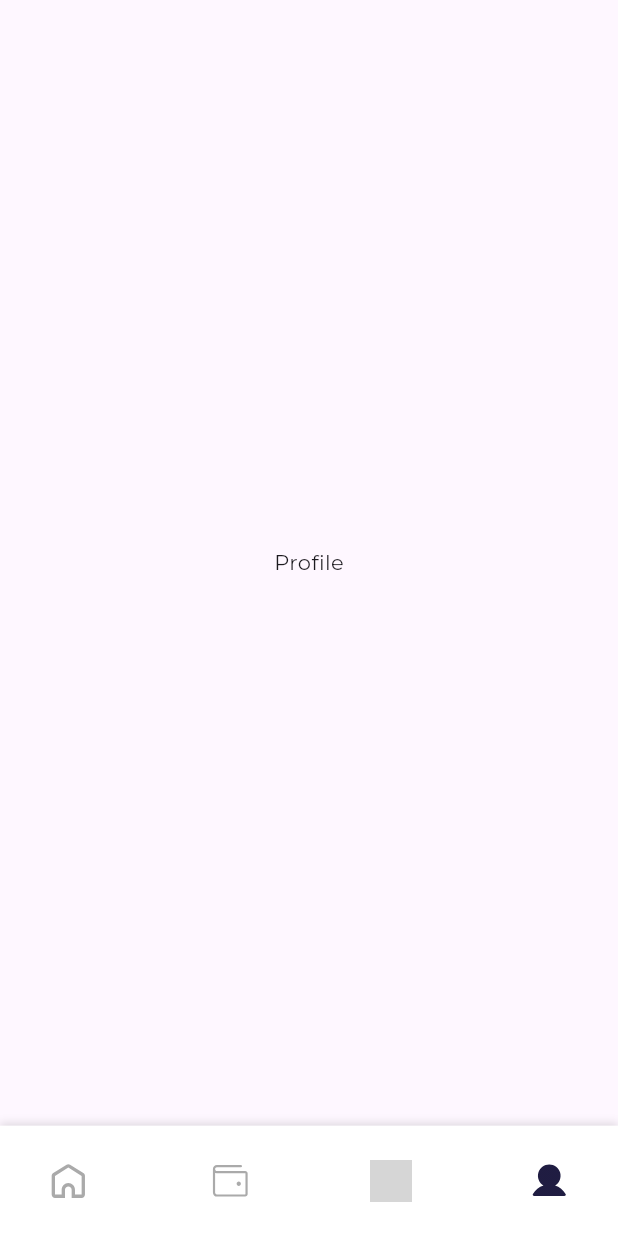
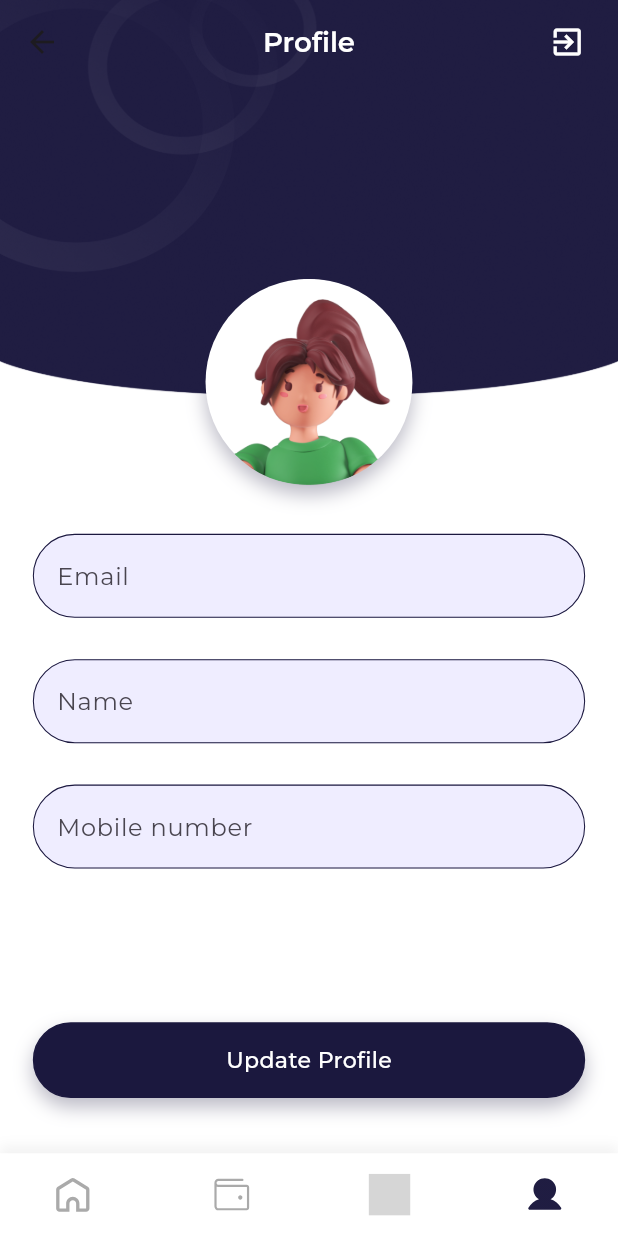
Before and after one commit to priyankpm/money_tracker, a Flutter app: the BottombarView screen opened by its route, item 4 of the bottom bar chosen, on a phone screen of 412 x 824 dp. Run offline on Flutter 3.47's test engine with Material 3 defaults, Android fonts, the light colour scheme and no system bars; our stand-ins replace firebase_core, flutter_screenutil, flutter_svg, get; accounts and stored records are empty; grey boxes are pictures that could not be loaded.

Commit message:
UI CHANGES

```diff
--- a/lib/app/modules/bottombar/views/bottombar_view.dart
+++ b/lib/app/modules/bottombar/views/bottombar_view.dart
@@ -1,9 +1,12 @@
+import 'dart:io';
+
 import 'package:flutter/material.dart';
 import 'package:flutter_screenutil/flutter_screenutil.dart';
 import 'package:flutter_svg/flutter_svg.dart';
 
 import 'package:get/get.dart';
 import 'package:money_tracker/app/modules/home/views/home_view.dart';
+import 'package:money_tracker/app/modules/profile/views/profile_view.dart';
 import 'package:money_tracker/config/app_color.dart';
 import 'package:money_tracker/config/app_images.dart';
 
@@ -30,26 +33,32 @@ class BottombarView extends GetView<BottombarController> {
     HomeView(),
     Center(child: Text("History")),
     Center(child: Text("Chart")),
-    Center(child: Text("Profile")),
+    ProfileView(),
   ];
 
   @override
   Widget build(BuildContext context) {
-    return Obx(
+    return Container(
+      color: AppColors.whiteColor,
+      child: Obx(
         () => SafeArea(
           top: false,
+          bottom: Platform.isIOS ? false : true,
           child: Scaffold(
+            backgroundColor: AppColors.whiteColor,
             body: pages[controller.selectedIndex.value],
-          bottomNavigationBar: Container(
-            height: 80.h,
-            padding: EdgeInsets.symmetric(horizontal: 32.w),
+            bottomNavigationBar: Padding(
+              padding: EdgeInsets.only(bottom: Platform.isIOS ? 15.h : 0),
+              child: Container(
+                height: 60.h,
+                padding: EdgeInsets.symmetric(horizontal: 35.w),
                 decoration: BoxDecoration(
                   color: Colors.white,
                   boxShadow: [
                     BoxShadow(
-                  color: Colors.black12,
-                  blurRadius: 4,
-                  offset: const Offset(0, -2),
+                      color: Colors.black12.withValues(alpha: 0.05),
+                      blurRadius: 6,
+                      offset: const Offset(0, -5),
                     ),
                   ],
                 ),
@@ -61,8 +70,8 @@ class BottombarView extends GetView<BottombarController> {
                       onTap: () => controller.changeTab(index),
                       child: SvgPicture.asset(
                         isSelected ? icons1[index] : icons[index],
-                    height:  index == 1 ? 34.h :30.h,
-                    width:  index == 1 ? 34.h :30.h,
+                        height: index == 1 ? 34.h : 30.h,
+                        width: index == 1 ? 34.h : 30.h,
                       ),
                     );
                   }),
@@ -70,6 +79,8 @@ class BottombarView extends GetView<BottombarController> {
               ),
             ),
           ),
+        ),
+      ),
     );
   }
 }
--- /dev/null
+++ b/lib/app/modules/profile/controllers/profile_controller.dart
@@ -0,0 +1,8 @@
+import 'package:flutter/cupertino.dart';
+import 'package:get/get.dart';
+
+class ProfileController extends GetxController {
+  final nameController = TextEditingController();
+  final mobileController = TextEditingController();
+  final emailController = TextEditingController();
+}
--- /dev/null
+++ b/lib/app/modules/profile/views/profile_view.dart
@@ -0,0 +1,132 @@
+import 'package:flutter/material.dart';
+import 'package:flutter_screenutil/flutter_screenutil.dart';
+
+import 'package:get/get.dart';
+import 'package:money_tracker/config/app_color.dart';
+import 'package:money_tracker/config/app_images.dart';
+import 'package:money_tracker/config/app_text.dart';
+import 'package:money_tracker/utils/buttons.dart';
+import 'package:money_tracker/utils/extenstion.dart';
+import 'package:money_tracker/utils/textfield.dart';
+
+import '../controllers/profile_controller.dart';
+
+class ProfileView extends GetView<ProfileController> {
+  const ProfileView({super.key});
+  @override
+  Widget build(BuildContext context) {
+    return Container(
+      color: AppColors.whiteColor,
+      child: SafeArea(
+        top: false,
+        child: Scaffold(
+          backgroundColor: AppColors.whiteColor,
+          body: Column(
+            crossAxisAlignment: CrossAxisAlignment.start,
+            children: [
+              Stack(
+                clipBehavior: Clip.none,
+                children: [
+                  Container(
+                    height: 287.h,
+                    width: 414.w,
+                    decoration: BoxDecoration(
+                      image: DecorationImage(
+                        image: AssetImage(AppImages.headerImage),
+                        fit: BoxFit.fill,
+                      ),
+                    ),
+                    child: AppBar(
+                      actions: [
+                        Padding(
+                          padding: EdgeInsets.only(right: 22.w),
+                          child: Icon(
+                            Icons.exit_to_app,
+                            color: AppColors.whiteColor,
+                          ),
+                        ),
+                      ],
+                      surfaceTintColor: Colors.transparent,
+                      backgroundColor: Colors.transparent,
+                      centerTitle: true,
+                      title: AppText.profile.styleSemiBold(
+                        size: 20.sp,
+                        color: AppColors.whiteColor,
+                      ),
+                    ),
+                  ),
+
+                  Positioned(
+                    right: 132.w,
+                    left: 132.w,
+                    bottom: -65.h,
+                    child: Container(
+                      height: 150.h,
+                      width: 150.h,
+                      decoration: BoxDecoration(
+                        image: DecorationImage(
+                          image: AssetImage(AppImages.avtar),
+                          fit: BoxFit.fill,
+                        ),
+                        boxShadow: [
+                          BoxShadow(
+                            color: AppColors.primaryColor.withValues(
+                              alpha: 0.3,
+                            ),
+                            blurRadius: 10,
+                            offset: Offset(0, 6),
+                          ),
+                        ],
+                        shape: BoxShape.circle,
+                      ),
+                    ),
+                  ),
+                ],
+              ),
+              Expanded(
+                child: Padding(
+                  padding: EdgeInsets.only(
+                    left: 22.w,
+                    right: 22.w,
+                    top: 100.h,
+                    bottom: 10.h,
+                  ),
+                  child: Column(
+                    children: [
+                      AppTextField(
+                        controller: controller.emailController,
+                        labelText: "Email",
+                      ),
+                      Padding(
+                        padding: EdgeInsets.symmetric(vertical: 30.h),
+                        child: AppTextField(
+                          controller: controller.nameController,
+                          labelText: "Name",
+                        ),
+                      ),
+                      AppTextField(
+                        textInputType: TextInputType.number,
+                        controller: controller.mobileController,
+                        labelText: "Mobile number",
+                      ),
+                      Spacer(),
+                      AppButton(
+                        zeroPadding: true,
+                        child: Center(
+                          child: AppText.updateProfile.styleMedium(
+                            color: AppColors.whiteColor,
+                          ),
+                        ),
+                      ),
+                      30.h.addHSpace(),
+                    ],
+                  ),
+                ),
+              ),
+            ],
+          ),
+        ),
+      ),
+    );
+  }
+}
--- a/lib/app/routes/app_pages.dart
+++ b/lib/app/routes/app_pages.dart
@@ -6,6 +6,8 @@ import '../modules/home/bindings/home_binding.dart';
 import '../modules/home/views/home_view.dart';
 import '../modules/login/bindings/login_binding.dart';
 import '../modules/login/views/login_view.dart';
+import '../modules/profile/bindings/profile_binding.dart';
+import '../modules/profile/views/profile_view.dart';
 import '../modules/splash/bindings/splash_binding.dart';
 import '../modules/splash/views/splash_view.dart';
 
@@ -40,5 +42,10 @@ class AppPages {
       page: () => const BottombarView(),
       binding: BottombarBinding(),
     ),
+    GetPage(
+      name: _Paths.PROFILE,
+      page: () => const ProfileView(),
+      binding: ProfileBinding(),
+    ),
   ];
 }
--- a/lib/app/routes/app_routes.dart
+++ b/lib/app/routes/app_routes.dart
@@ -7,6 +7,7 @@ abstract class Routes {
   static const SPLASH = _Paths.SPLASH;
   static const LOGIN = _Paths.LOGIN;
   static const BOTTOMBAR = _Paths.BOTTOMBAR;
+  static const PROFILE = _Paths.PROFILE;
 }
 
 abstract class _Paths {
@@ -15,4 +16,5 @@ abstract class _Paths {
   static const SPLASH = '/splash';
   static const LOGIN = '/login';
   static const BOTTOMBAR = '/bottombar';
+  static const PROFILE = '/profile';
 }
--- a/lib/config/app_images.dart
+++ b/lib/config/app_images.dart
@@ -16,4 +16,5 @@ class AppImages {
   static const chart1 = "${pngPath}chart_1.svg";
   static const profile1 = "${pngPath}user_1.svg";
   static const hello = "${pngPath}hand.png";
+  static const avtar = "${pngPath}avtar.png";
 }
--- a/lib/config/app_text.dart
+++ b/lib/config/app_text.dart
@@ -14,4 +14,6 @@ class AppText {
   static const String expense = "Expenses";
   static const String transactionsHistory = "Transactions History";
   static const String seeAll = "See all";
+  static const String profile = "Profile";
+  static const String updateProfile = "Update Profile";
 }
--- a/lib/utils/buttons.dart
+++ b/lib/utils/buttons.dart
@@ -6,21 +6,27 @@ class AppButton extends StatelessWidget {
   final Widget child;
   final Color? buttonColor;
   final Color? borderColor;
+  final bool? zeroPadding;
   final void Function()? onTap;
   const AppButton({
     super.key,
     required this.child,
     this.buttonColor,
-    this.borderColor, this.onTap,
+    this.borderColor,
+    this.onTap,
+    this.zeroPadding,
   });
 
   @override
   Widget build(BuildContext context) {
-    return GestureDetector(onTap: onTap,
+    return GestureDetector(
+      onTap: onTap,
       child: Container(
-        height: 65.h,
-        margin: EdgeInsets.symmetric(horizontal: 28.w),
-        padding: EdgeInsets.symmetric(horizontal: 20.w),
+        height: 55.h,
+        margin: EdgeInsets.symmetric(
+          horizontal: (zeroPadding ?? false) ? 0 : 28.w,
+        ),
+        padding: EdgeInsets.symmetric(horizontal: 15.w),
         decoration: BoxDecoration(
           border: Border.all(color: borderColor ?? AppColors.primaryColor),
           boxShadow: [
--- a/lib/utils/extenstion.dart
+++ b/lib/utils/extenstion.dart
@@ -34,7 +34,7 @@ extension FontStyle on String {
       textAlign: align,
       style: TextStyle(
         color: color ?? Colors.black,
-        fontSize: size ?? 18.sp,
+        fontSize: size ?? 16.sp,
         fontWeight: weight ?? FontWeight.w400,
         decoration: decoration ?? TextDecoration.none,
         fontFamily: "Montserrat",
--- /dev/null
+++ b/lib/utils/textfield.dart
@@ -0,0 +1,44 @@
+import 'package:flutter/material.dart';
+import 'package:flutter_screenutil/flutter_screenutil.dart';
+import 'package:money_tracker/config/app_color.dart';
+
+class AppTextField extends StatelessWidget {
+  final TextEditingController controller;
+  final String labelText;
+  final TextInputType? textInputType;
+  final TextInputAction? textInputAction;
+
+  const AppTextField({
+    super.key,
+    required this.controller,
+    required this.labelText,
+    this.textInputType,
+    this.textInputAction,
+  });
+
+  @override
+  Widget build(BuildContext context) {
+    return TextField(
+      controller: controller,
+      keyboardType: textInputType ?? TextInputType.name,
+      textInputAction: textInputAction ?? TextInputAction.done,
+      decoration: InputDecoration(
+        filled: true,
+        fillColor: AppColors.lightColor,
+        labelText: labelText,
+        enabledBorder: OutlineInputBorder(
+          borderSide: BorderSide(color: AppColors.primaryColor, width: 0.7),
+          borderRadius: BorderRadius.circular(100.r),
+        ),
+        focusedBorder: OutlineInputBorder(
+          borderSide: BorderSide(color: AppColors.primaryColor, width: 0.7),
+          borderRadius: BorderRadius.circular(100.r),
+        ),
+        errorBorder: OutlineInputBorder(
+          borderSide: BorderSide(color: AppColors.primaryColor, width: 0.7),
+          borderRadius: BorderRadius.circular(100.r),
+        ),
+      ),
+    );
+  }
+}
--- a/pubspec.yaml
+++ b/pubspec.yaml
@@ -17,6 +17,10 @@ dependencies:
   flutter_screenutil: ^5.9.3
   get: ^4.7.2
   flutter_svg: ^2.2.1
+
+  firebase_core: ^4.1.0
+  firebase_auth: ^6.0.2
+  cloud_firestore: ^6.0.1
 
 dev_dependencies:
   flutter_test:
```
Also changed, not shown: lib/app/modules/bottombar/bindings/bottombar_binding.dart (+5 -3 lines), lib/app/modules/home/views/home_view.dart (+15 -13 lines), lib/app/modules/login/views/login_view.dart (+9 -7 lines), lib/app/modules/profile/bindings/profile_binding.dart (added, +12 -0 lines), assets/images/avtar.png (added), firebase.json (added), lib/firebase_options.dart (added), pubspec.lock, 21 other files. Lines whose indentation alone changed are shown as unchanged.
